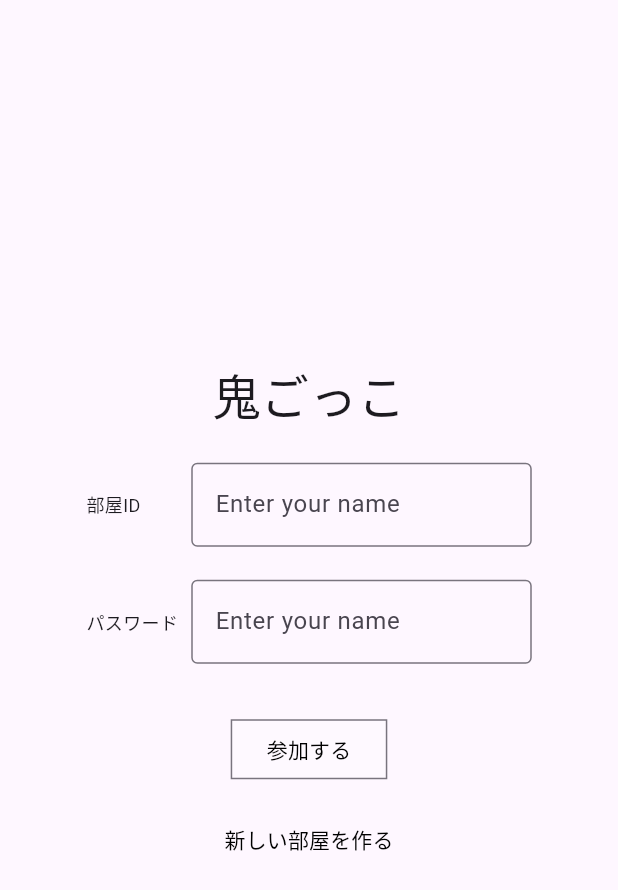
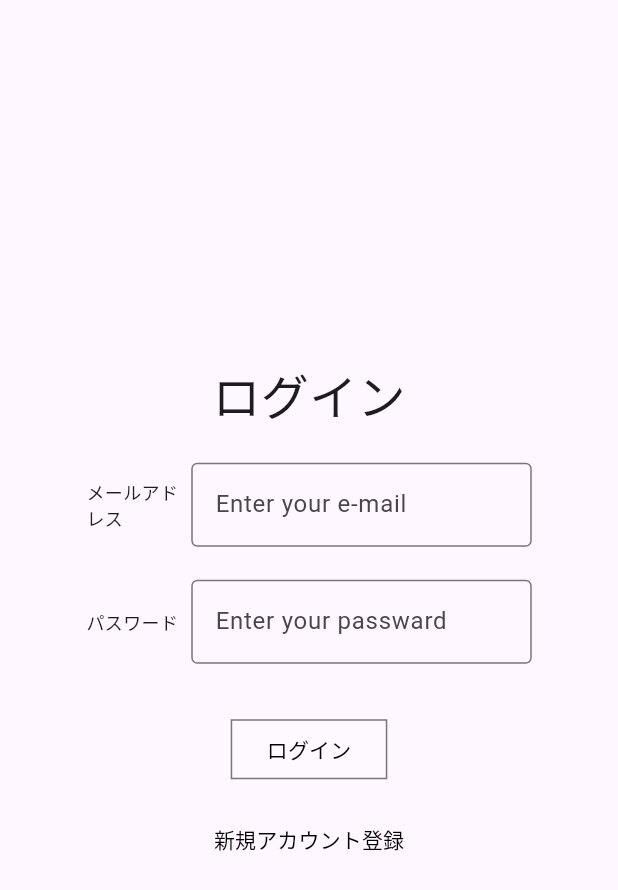
Before and after one commit to 0x48lab/onigokko, a Flutter app: the screen it shows after launch, on a phone screen of 412 x 824 dp. Shown: the top 890 px of the screen. Run offline on Flutter 3.47's test engine with Material 3 defaults, Android fonts, the phone set to English and light mode, and no system bars; our stand-ins replace firebase_auth, firebase_core, go_router; accounts and stored records are empty.

Commit message:
ログイン画面の実装。

```diff
--- a/lib/main.dart
+++ b/lib/main.dart
@@ -1,5 +1,5 @@
 import 'package:flutter/material.dart';
-import 'package:onigokko/page/login_page.dart';
+import 'package:onigokko/page/join_page.dart';
 import 'package:onigokko/route/router.dart';
 
 void main() {
--- a/lib/page/login_page.dart
+++ b/lib/page/login_page.dart
@@ -2,13 +2,14 @@ import 'package:flutter/material.dart';
 import 'package:flutter/services.dart';
 
 class LoginPage extends StatelessWidget {
+  const LoginPage({super.key});
   @override
   Widget build(BuildContext context) {
     return Scaffold(
       body: Column(
         mainAxisAlignment: MainAxisAlignment.center,
         children: [
-          Text("鬼ごっこ", style: TextStyle(fontSize: 32)),
+          Text("ログイン", style: TextStyle(fontSize: 32)),
           Padding(
             padding: const EdgeInsets.only(top: 22.0),
             child: Row(
@@ -16,13 +17,13 @@ class LoginPage extends StatelessWidget {
               children: [
                 SizedBox(
                     width: 70,
-                  child: Text("部屋ID", style: TextStyle(fontSize: 12))),
+                    child: Text("メールアドレス", style: TextStyle(fontSize: 12))),
                 SizedBox(
                   width: 227,
                   child: TextField(
                     controller: TextEditingController(),
                     decoration: InputDecoration(
-                  labelText: 'Enter your name',
+                      labelText: 'Enter your e-mail',
                       border: OutlineInputBorder(),
                     ),
 
@@ -43,7 +44,7 @@ class LoginPage extends StatelessWidget {
                   child: TextField(
                     controller: TextEditingController(),
                     decoration: InputDecoration(
-                  labelText: 'Enter your name',
+                      labelText: 'Enter your passward',
                       border: OutlineInputBorder(),
                     ),),
                 ),
@@ -58,7 +59,7 @@ class LoginPage extends StatelessWidget {
                     shape: RoundedRectangleBorder(borderRadius: BorderRadius.zero),
                     backgroundColor: Colors.white30
                 ),
-                child: Text("参加する")
+                child: Text("ログイン")
             ),
           ),
           Padding(
@@ -66,11 +67,10 @@ class LoginPage extends StatelessWidget {
             child: TextButton(
                 onPressed: ()=>{},
                 style: TextButton.styleFrom(foregroundColor: Colors.black),
-                child: Text("新しい部屋を作る")),
+                child: Text("新規アカウント登録")),
           ),
         ],
       ),
     );
   }
-
 }
```
Also changed, not shown: lib/page/join_page.dart (added, +76 -0 lines), 2 other files. Lines whose indentation alone changed are shown as unchanged.
